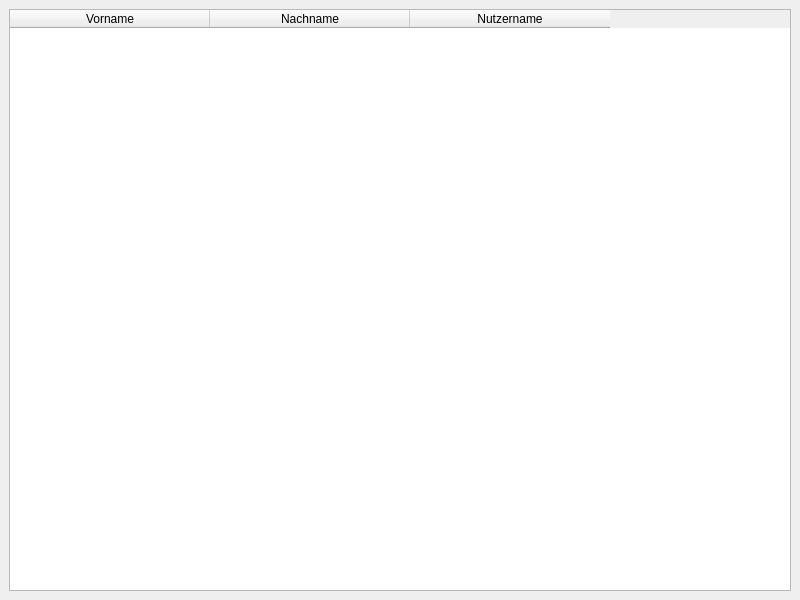
Qt form ui/main.ui (Jan200101/admintool) before a commit.
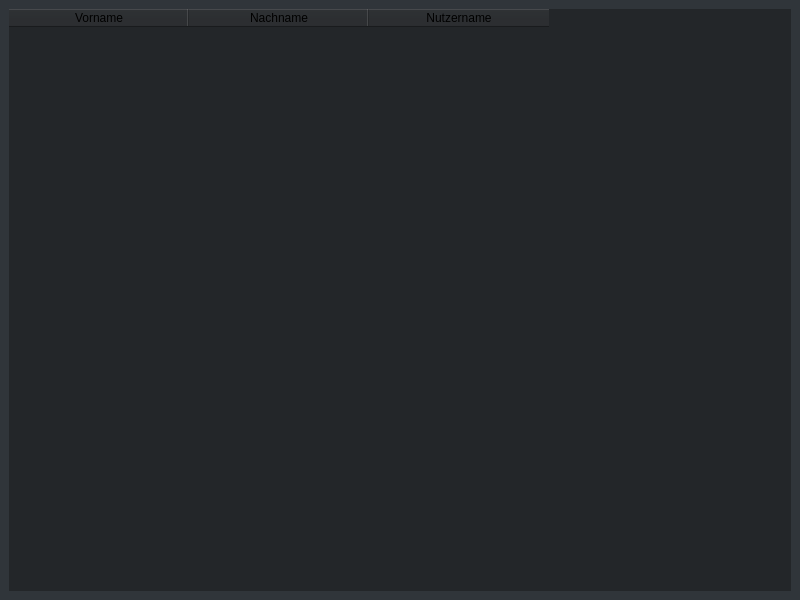
The same form after that commit.

The edit to the form file:
```diff
--- a/ui/main.ui
+++ b/ui/main.ui
@@ -13,17 +13,65 @@
   <property name="windowTitle">
    <string>Admintool</string>
   </property>
+  <property name="styleSheet">
+   <string notr="true">QFrame {
+  background-color: #232629;
+}
+
+QMainWindow{
+  background-color: #30353a;
+}</string>
+  </property>
   <widget class="QWidget" name="centralwidget">
    <layout class="QVBoxLayout" name="verticalLayout_2">
     <item>
      <layout class="QVBoxLayout" name="verticalLayout">
       <item>
        <widget class="QTableWidget" name="tableWidget">
+        <property name="locale">
+         <locale language="German" country="Germany"/>
+        </property>
+        <property name="frameShape">
+         <enum>QFrame::NoFrame</enum>
+        </property>
+        <property name="frameShadow">
+         <enum>QFrame::Plain</enum>
+        </property>
+        <property name="lineWidth">
+         <number>2</number>
+        </property>
+        <property name="sizeAdjustPolicy">
+         <enum>QAbstractScrollArea::AdjustToContents</enum>
+        </property>
         <property name="editTriggers">
          <set>QAbstractItemView::NoEditTriggers</set>
         </property>
+        <property name="showDropIndicator" stdset="0">
+         <bool>false</bool>
+        </property>
+        <property name="alternatingRowColors">
+         <bool>true</bool>
+        </property>
+        <property name="verticalScrollMode">
+         <enum>QAbstractItemView::ScrollPerPixel</enum>
+        </property>
+        <property name="horizontalScrollMode">
+         <enum>QAbstractItemView::ScrollPerPixel</enum>
+        </property>
+        <property name="gridStyle">
+         <enum>Qt::NoPen</enum>
+        </property>
+        <property name="sortingEnabled">
+         <bool>true</bool>
+        </property>
+        <attribute name="horizontalHeaderCascadingSectionResizes">
+         <bool>true</bool>
+        </attribute>
         <attribute name="horizontalHeaderDefaultSectionSize">
-         <number>200</number>
+         <number>180</number>
+        </attribute>
+        <attribute name="horizontalHeaderMinimumSectionSize">
+         <number>100</number>
         </attribute>
         <column>
          <property name="text">
```
